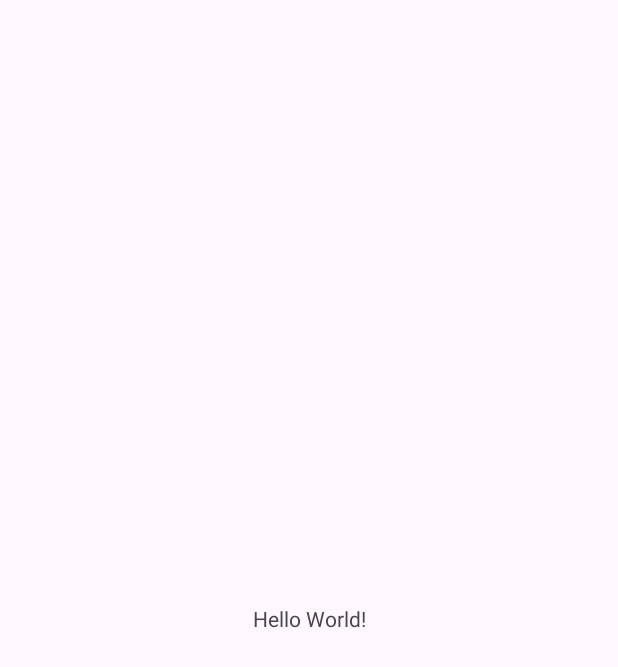
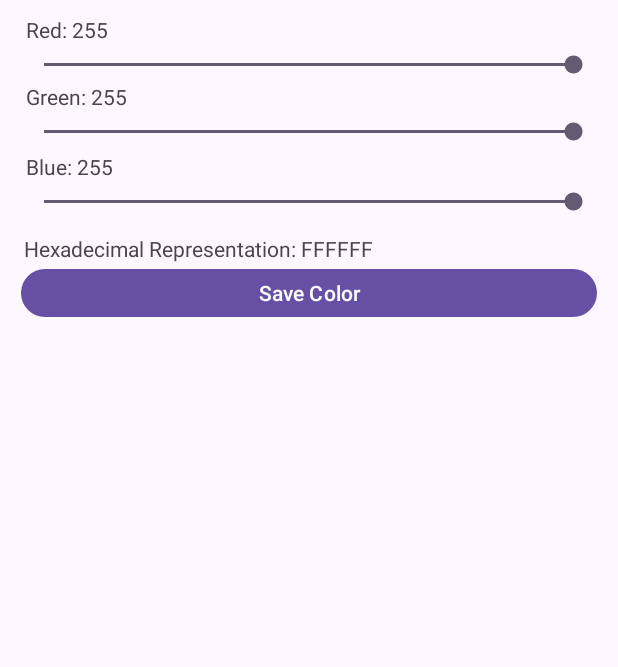
Before and after one commit to rluxv/CIS183_Homework02, an Android app: the screen it shows after launch (MainActivity), on a phone screen of 412 x 824 dp. Before the commit the part shown is almost empty. Shown: the top 667 px of the screen. Run offline under Robolectric (Android 15) with nearby library versions, the phone set to English and light mode, and no system bars.

Commit message:
Update activity_main.xml

```diff
--- a/Homework02_Program01/app/src/main/res/layout/activity_main.xml
+++ b/Homework02_Program01/app/src/main/res/layout/activity_main.xml
@@ -6,13 +6,115 @@
     android:layout_height="match_parent"
     tools:context=".MainActivity">
 
+    <SeekBar
+        android:id="@+id/sb_v_blue"
+        android:layout_width="0dp"
+        android:layout_height="20dp"
+        android:layout_marginStart="13dp"
+        android:layout_marginEnd="13dp"
+        android:layout_marginBottom="11dp"
+        android:max="255"
+        android:progress="255"
+        app:layout_constraintBottom_toTopOf="@+id/tv_v_hexRep"
+        app:layout_constraintEnd_toEndOf="parent"
+        app:layout_constraintStart_toStartOf="parent"
+        app:layout_constraintTop_toBottomOf="@+id/tv_v_blue" />
+
     <TextView
+        android:id="@+id/tv_v_blue"
         android:layout_width="wrap_content"
         android:layout_height="wrap_content"
-        android:text="Hello World!"
+        android:layout_marginStart="4dp"
+        android:layout_marginBottom="4dp"
+        android:text="Blue: 255"
+        app:layout_constraintBottom_toTopOf="@+id/sb_v_blue"
+        app:layout_constraintStart_toStartOf="@+id/sb_v_green"
+        app:layout_constraintTop_toBottomOf="@+id/sb_v_green" />
+
+    <SeekBar
+        android:id="@+id/sb_v_green"
+        android:layout_width="0dp"
+        android:layout_height="20dp"
+        android:layout_marginStart="13dp"
+        android:layout_marginEnd="13dp"
+        android:layout_marginBottom="3dp"
+        android:max="255"
+        android:progress="255"
+        app:layout_constraintBottom_toTopOf="@+id/tv_v_blue"
+        app:layout_constraintEnd_toEndOf="parent"
+        app:layout_constraintStart_toStartOf="parent"
+        app:layout_constraintTop_toBottomOf="@+id/tv_v_green" />
+
+    <TextView
+        android:id="@+id/tv_v_green"
+        android:layout_width="wrap_content"
+        android:layout_height="wrap_content"
+        android:layout_marginStart="4dp"
+        android:layout_marginBottom="4dp"
+        android:text="Green: 255"
+        app:layout_constraintBottom_toTopOf="@+id/sb_v_green"
+        app:layout_constraintStart_toStartOf="@+id/sb_v_red"
+        app:layout_constraintTop_toBottomOf="@+id/sb_v_red" />
+
+    <SeekBar
+        android:id="@+id/sb_v_red"
+        android:layout_width="0dp"
+        android:layout_height="20dp"
+        android:layout_marginStart="13dp"
+        android:layout_marginEnd="13dp"
+        android:layout_marginBottom="1dp"
+        android:max="255"
+        android:progress="255"
+        app:layout_constraintBottom_toTopOf="@+id/tv_v_green"
+        app:layout_constraintEnd_toEndOf="parent"
+        app:layout_constraintStart_toStartOf="parent"
+        app:layout_constraintTop_toBottomOf="@+id/tv_v_red" />
+
+    <TextView
+        android:id="@+id/tv_v_red"
+        android:layout_width="wrap_content"
+        android:layout_height="wrap_content"
+        android:layout_marginStart="4dp"
+        android:layout_marginTop="10dp"
+        android:layout_marginBottom="4dp"
+        android:text="Red: 255"
+        app:layout_constraintBottom_toTopOf="@+id/sb_v_red"
+        app:layout_constraintStart_toStartOf="@+id/sb_v_red"
+        app:layout_constraintTop_toTopOf="parent" />
+
+    <TextView
+        android:id="@+id/tv_v_hexRep"
+        android:layout_width="wrap_content"
+        android:layout_height="wrap_content"
+        android:layout_marginStart="2dp"
+        android:layout_marginBottom="7dp"
+        android:text="Hexadecimal Representation: FFFFFF"
+        app:layout_constraintBottom_toTopOf="@+id/btn_v_saveColor"
+        app:layout_constraintStart_toStartOf="@+id/btn_v_saveColor"
+        app:layout_constraintTop_toBottomOf="@+id/sb_v_blue" />
+
+    <Button
+        android:id="@+id/btn_v_saveColor"
+        android:layout_width="0dp"
+        android:layout_height="40dp"
+        android:layout_marginStart="14dp"
+        android:layout_marginEnd="14dp"
+        android:layout_marginBottom="1dp"
+        android:text="Save Color"
+        app:layout_constraintBottom_toTopOf="@+id/_dynamic"
+        app:layout_constraintEnd_toEndOf="parent"
+        app:layout_constraintStart_toStartOf="parent"
+        app:layout_constraintTop_toBottomOf="@+id/tv_v_hexRep" />
+
+    <ListView
+        android:layout_width="0dp"
+        android:layout_height="0dp"
+        android:layout_marginStart="1dp"
+        android:layout_marginEnd="1dp"
+        android:layout_marginBottom="1dp"
         app:layout_constraintBottom_toBottomOf="parent"
         app:layout_constraintEnd_toEndOf="parent"
         app:layout_constraintStart_toStartOf="parent"
-        app:layout_constraintTop_toTopOf="parent" />
+        app:layout_constraintTop_toBottomOf="@+id/btn_v_saveColor" />
 
 </androidx.constraintlayout.widget.ConstraintLayout>
```
